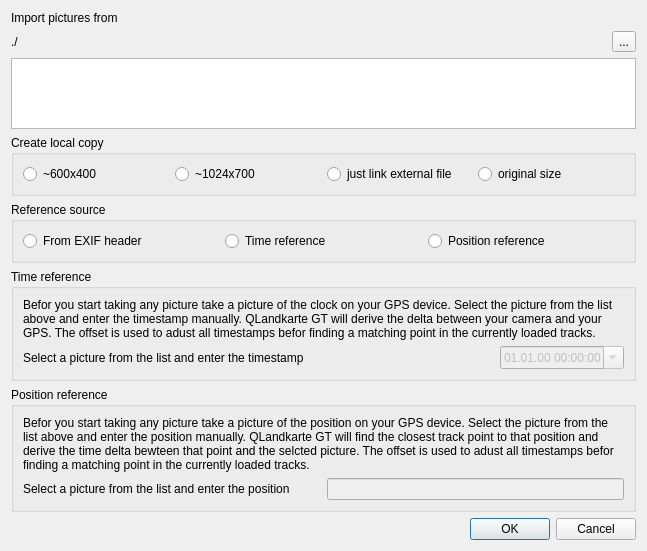
Qt form src/IDlgImportImages.ui (ntruchsess/QLandkarteGT) before a commit.
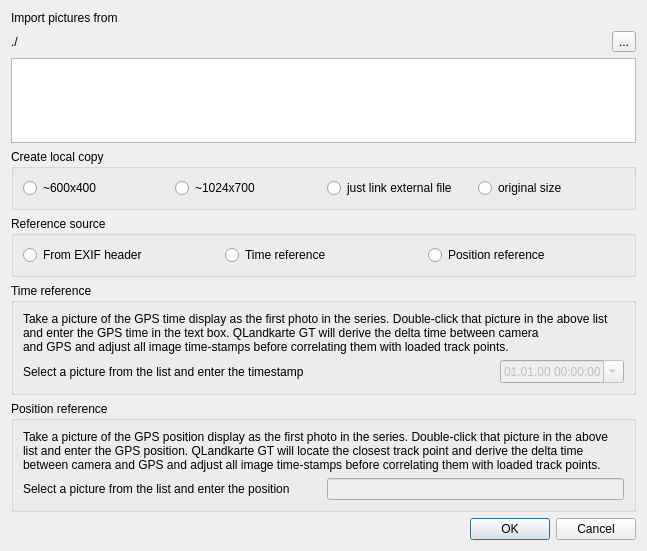
The same form after that commit. Icons and pictures are not drawn.

Commit message: fix help strings in import pictures dialog

```diff
--- a/src/IDlgImportImages.ui
+++ b/src/IDlgImportImages.ui
@@ -122,7 +122,8 @@
       <item>
        <widget class="QLabel" name="label_2">
         <property name="text">
-         <string>Befor you start taking any picture take a picture of the clock on your GPS device. Select the picture from the list above and enter the timestamp manually. QLandkarte GT will derive the delta between your camera and your GPS. The offset is used to adust all timestamps befor finding a matching point in the currently loaded tracks.</string>
+         <string>Take a picture of the GPS time display as the first photo in the series. Double-click that picture in the above list and enter the GPS time in the text box. QLandkarte GT will derive the delta time between camera
+and GPS and adjust all image time-stamps before correlating them with loaded track points.</string>
         </property>
         <property name="wordWrap">
          <bool>true</bool>
@@ -171,7 +172,7 @@
       <item>
        <widget class="QLabel" name="label_3">
         <property name="text">
-         <string>Befor you start taking any picture take a picture of the position on your GPS device. Select the picture from the list above and enter the position manually. QLandkarte GT will find the closest track point to that position and derive the time delta bewteen that point and the selcted picture. The offset is used to adust all timestamps befor finding a matching point in the currently loaded tracks.</string>
+         <string>Take a picture of the GPS position display as the first photo in the series. Double-click that picture in the above list and enter the GPS position. QLandkarte GT will locate the closest track point and derive the delta time between camera and GPS and adjust all image time-stamps before correlating them with loaded track points.</string>
         </property>
         <property name="wordWrap">
          <bool>true</bool>
```
